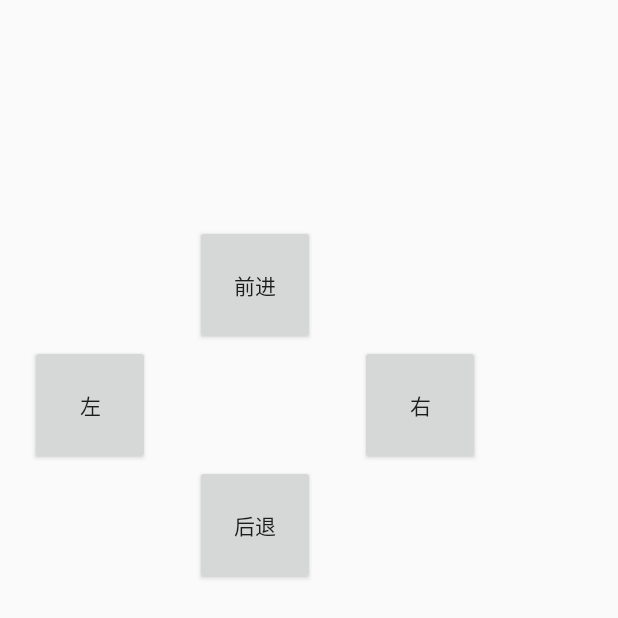
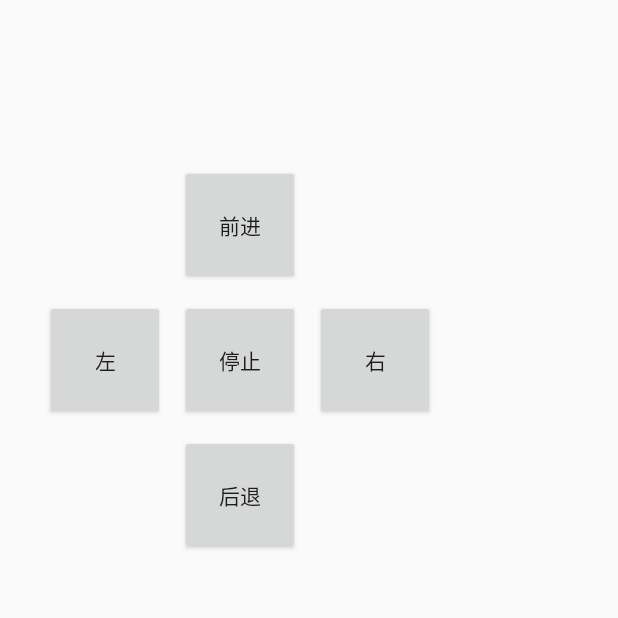
Before and after one commit to qyylylx/CarController, an Android app: the layout activity_main.xml on its own in the app's theme, with its tools: preview values and no code run, on a phone screen of 412 x 824 dp. Shown: the top 618 px of the screen. Run offline under Robolectric (Android 15) with nearby library versions, the phone set to English and light mode, and no system bars.

Commit message:
完成app1.0的布局

```diff
--- a/app/build.gradle
+++ b/app/build.gradle
@@ -18,10 +18,15 @@ android {
 
     buildTypes {
         release {
-            minifyEnabled false
+            minifyEnabled true
             proguardFiles getDefaultProguardFile('proguard-android-optimize.txt'), 'proguard-rules.pro'
         }
     }
+
+    viewBinding {
+        enabled = true
+    }
+
     compileOptions {
         sourceCompatibility JavaVersion.VERSION_1_8
         targetCompatibility JavaVersion.VERSION_1_8
--- a/app/src/main/AndroidManifest.xml
+++ b/app/src/main/AndroidManifest.xml
@@ -4,7 +4,7 @@
 
     <application
 
-        android:allowBackup="true"
+        android:allowBackup="false"
         android:icon="@mipmap/ic_launcher"
         android:label="@string/app_name"
         android:roundIcon="@mipmap/ic_launcher_round"
--- a/app/src/main/java/com/qyylylx/carcontroller/MainActivity.kt
+++ b/app/src/main/java/com/qyylylx/carcontroller/MainActivity.kt
@@ -2,10 +2,17 @@ package com.qyylylx.carcontroller
 
 import androidx.appcompat.app.AppCompatActivity
 import android.os.Bundle
+import com.qyylylx.carcontroller.databinding.ActivityMainBinding
 
 class MainActivity : AppCompatActivity() {
+    lateinit var binding: ActivityMainBinding
     override fun onCreate(savedInstanceState: Bundle?) {
         super.onCreate(savedInstanceState)
-        setContentView(R.layout.activity_main)
+        binding = ActivityMainBinding.inflate(layoutInflater)
+        setContentView(binding.root)
+        binding.Forward.setOnClickListener {  }
+        binding.Backward.setOnClickListener {  }
+        binding.Left.setOnClickListener {  }
+        binding.Right.setOnClickListener {  }
     }
 }
--- a/app/src/main/res/layout/activity_main.xml
+++ b/app/src/main/res/layout/activity_main.xml
@@ -10,39 +10,49 @@
         android:id="@+id/Left"
         android:layout_width="80dp"
         android:layout_height="80dp"
-        android:layout_marginStart="20dp"
-        android:layout_marginTop="230dp"
+        android:layout_marginEnd="10dp"
+        android:layout_marginTop="200dp"
         android:text="@string/left"
-        app:layout_constraintStart_toStartOf="parent"
+        app:layout_constraintEnd_toStartOf="@+id/Stop"
         app:layout_constraintTop_toTopOf="parent" />
 
     <Button
-        android:id="@+id/Up"
+        android:id="@+id/Forward"
         android:layout_width="80dp"
         android:layout_height="80dp"
-        android:layout_marginStart="30dp"
-        android:layout_marginTop="150dp"
+        android:layout_marginBottom="10dp"
+        android:layout_marginStart="120dp"
         android:text="@string/forward"
-        app:layout_constraintStart_toEndOf="@+id/Left"
-        app:layout_constraintTop_toTopOf="parent" />
+        app:layout_constraintBottom_toTopOf="@+id/Stop"
+        app:layout_constraintStart_toStartOf="parent" />
 
     <Button
         android:id="@+id/Right"
         android:layout_width="80dp"
         android:layout_height="80dp"
-        android:layout_marginStart="30dp"
-        android:layout_marginTop="230dp"
+        android:layout_marginStart="10dp"
+        android:layout_marginTop="200dp"
         android:text="@string/right"
-        app:layout_constraintStart_toEndOf="@+id/Up"
+        app:layout_constraintStart_toEndOf="@+id/Stop"
         app:layout_constraintTop_toTopOf="parent" />
 
     <Button
-        android:id="@+id/Down"
+        android:id="@+id/Backward"
         android:layout_width="80dp"
         android:layout_height="80dp"
-        android:layout_marginTop="80dp"
-        android:layout_marginStart="30dp"
+        android:layout_marginTop="10dp"
+        android:layout_marginStart="120dp"
         android:text="@string/backward"
-        app:layout_constraintStart_toEndOf="@+id/Left"
-        app:layout_constraintTop_toBottomOf="@+id/Up" />
+        app:layout_constraintStart_toStartOf="parent"
+        app:layout_constraintTop_toBottomOf="@+id/Stop" />
+
+    <Button
+        android:id="@+id/Stop"
+        android:layout_width="80dp"
+        android:layout_height="80dp"
+        android:layout_marginStart="120dp"
+        android:layout_marginTop="200dp"
+        android:text="@string/stop"
+        app:layout_constraintStart_toStartOf="parent"
+        app:layout_constraintTop_toTopOf="parent" />
 </androidx.constraintlayout.widget.ConstraintLayout>
--- a/app/src/main/res/values/strings.xml
+++ b/app/src/main/res/values/strings.xml
@@ -4,4 +4,5 @@
     <string name="right">右</string>
     <string name="backward">后退</string>
     <string name="left">左</string>
+    <string name="stop">停止</string>
 </resources>
```
